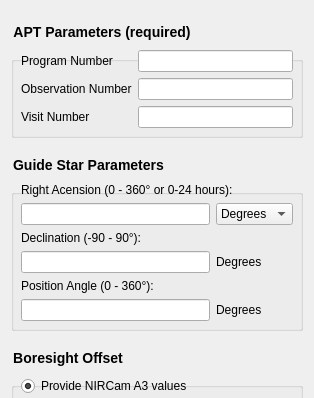
The window that fgs-commissioning/jwst_magic/segment_guiding/segmentOverrideFileDialog.ui (spacetelescope/jwst_magic) describes before a commit, drawn with Qt 5; both pictures show x 0 to 314 and y 0 to 398 of the 314 by 790 pixel window.
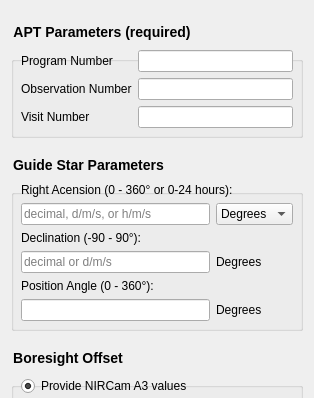
The same window after the commit.

Commit message: JWSTFGS-102; Add placeholder text to SOF dialog to exemplify RA/Dec input

```diff
--- a/fgs-commissioning/jwst_magic/segment_guiding/segmentOverrideFileDialog.ui
+++ b/fgs-commissioning/jwst_magic/segment_guiding/segmentOverrideFileDialog.ui
@@ -137,6 +137,9 @@
         <property name="toolTip">
          <string>Right acension of the guide star in degrees</string>
         </property>
+        <property name="placeholderText">
+         <string>decimal, d/m/s, or h/m/s</string>
+        </property>
        </widget>
       </item>
       <item row="3" column="0">
@@ -150,6 +153,9 @@
         <property name="text">
          <string/>
         </property>
+        <property name="placeholderText">
+         <string>decimal or d/m/s</string>
+        </property>
        </widget>
       </item>
       <item row="5" column="0">
```
